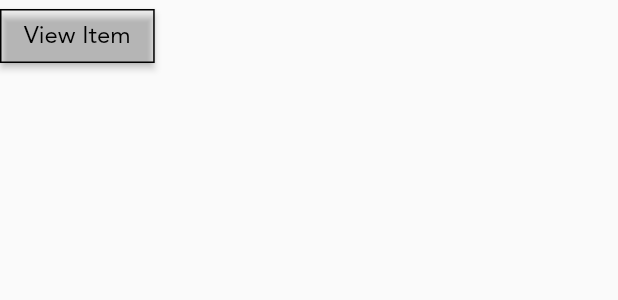
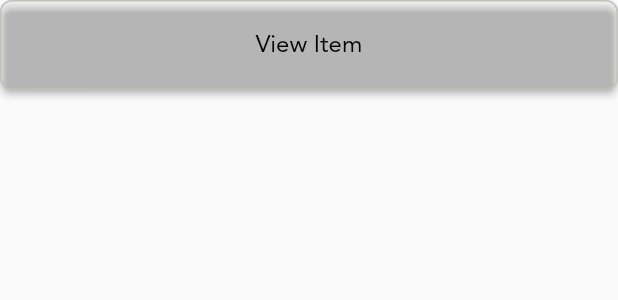
Before and after one commit to ntim-cx/remotely-io, a Flutter app: the CustomOutlinedButton widget shown alone on an empty page, opened directly, on a phone screen of 412 x 824 dp. Shown: the top 300 px of the screen. Run offline on Flutter 3.47's test engine with Material 2 defaults, Android fonts, the phone set to English and light mode, and no system bars; our stand-ins replace flutter_rating_bar, flutter_svg.

Commit message:
remove custom widget from login and update custom outlined button

```diff
--- a/lib/component_widgets/custom_outlined_button.widget.dart
+++ b/lib/component_widgets/custom_outlined_button.widget.dart
@@ -1,10 +1,13 @@
 import 'package:flutter/material.dart';
+import 'package:remotely_io/config/utils.dart';
+import 'package:remotely_io/constants/colors.dart';
 
 class CustomOutlinedButton extends StatelessWidget {
   final Function onPressed;
   final String text;
+  final String icon;
 
-  const CustomOutlinedButton({Key key, this.onPressed, this.text})
+  const CustomOutlinedButton({Key key, this.onPressed, this.text, this.icon})
       : super(key: key);
 
   @override
@@ -12,13 +15,31 @@ class CustomOutlinedButton extends StatelessWidget {
     return MaterialButton(
       onPressed: onPressed,
       color: Colors.transparent,
-      child: Text(
-        text,
-        style: Theme.of(context).textTheme.subtitle1,
+      child: Container(
+        padding: EdgeInsets.symmetric(horizontal: 16),
+        height: 60,
+        child: Row(
+          crossAxisAlignment: CrossAxisAlignment.center,
+          mainAxisAlignment: (icon != null )? MainAxisAlignment.start: MainAxisAlignment.center,
+          children: [
+            (icon == null)
+                ? Container()
+                : Image.asset(
+                    icon,
+                    width: 28,
+                    height: 28,
+                  ),
+            (icon == null) ? Container() : Utils.horizontalSpacer(space: 20),
+            Text(
+              text,
+              style: Theme.of(context).textTheme.subtitle1,
+            ),
+          ],
+        ),
       ),
-      minWidth: 60.0,
       shape: RoundedRectangleBorder(
-          side: BorderSide(color: Colors.black, width: 1.0)),
+          borderRadius: BorderRadius.circular(8),
+          side: BorderSide(color: AppColors.colorGreyDeep, width: 1.0)),
     );
   }
 }
```
Also changed, not shown: lib/views/auth/login.screen.dart (+3 -34 lines).
